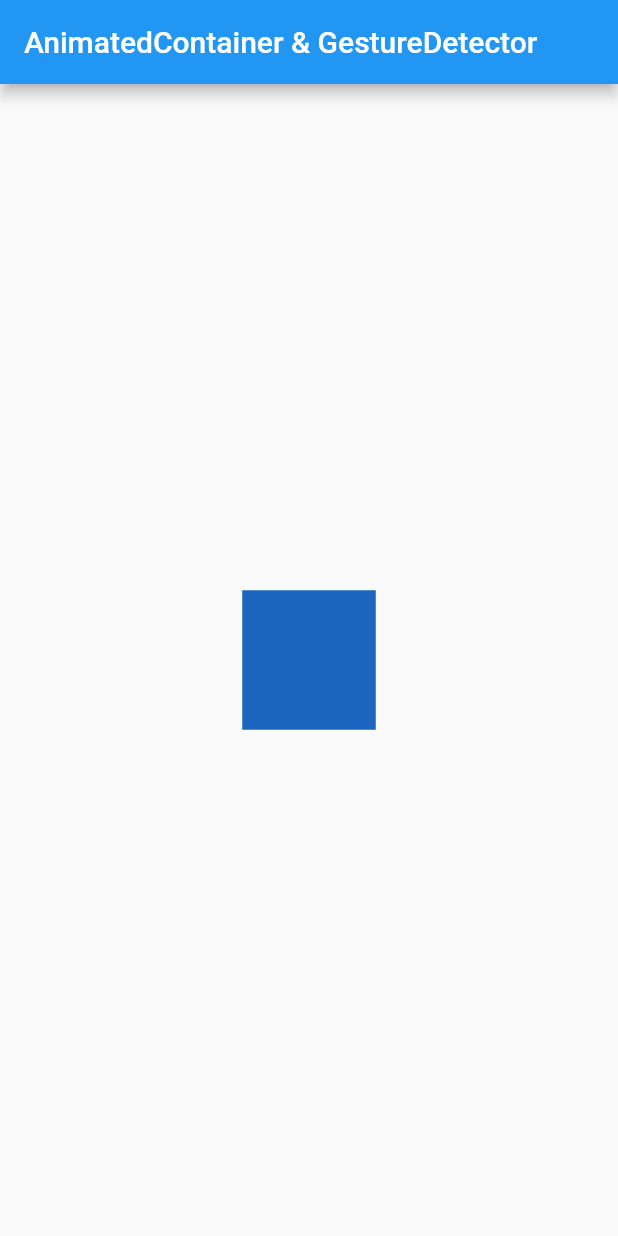
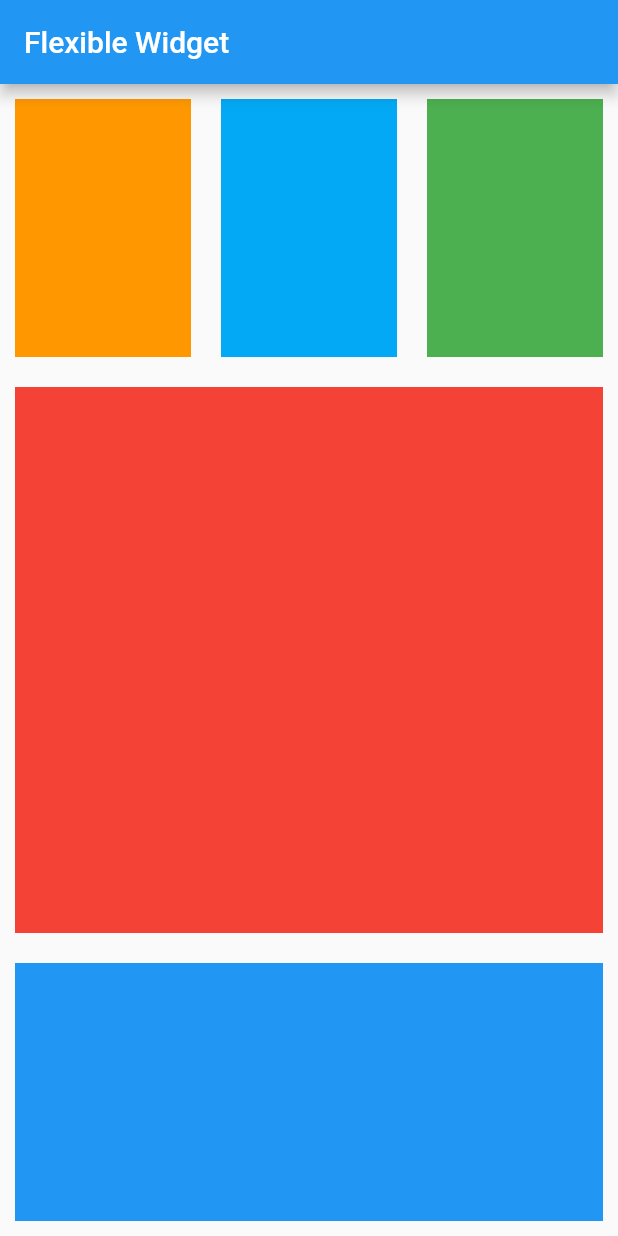
Before and after one commit to dikki-ap/flutter_basic, a Flutter app: the screen it shows after launch, on a phone screen of 412 x 824 dp. Run offline on Flutter 3.47's test engine with Material 2 defaults, Android fonts, the phone set to English and light mode, and no system bars.

Commit message:
12 - Flexible Widget

```diff
--- a/lib/main.dart
+++ b/lib/main.dart
@@ -1,50 +1,74 @@
 // ignore_for_file: prefer_const_constructors
-
-import 'dart:math';
-
 import 'package:flutter/material.dart';
 
 void main() {
   runApp(const MyApp());
 }
 
-class MyApp extends StatefulWidget {
+class MyApp extends StatelessWidget {
   const MyApp({super.key});
 
-  @override
-  State<MyApp> createState() => _MyAppState();
-}
+  /*
+    -- Flexible Widget --
+    So when u want to make a proportional size of Widget, u can use Flexible
+    u can set total size amount of Widget
+    For example in this case study, we make a Column that have 3 Container
+    - First one is 1/4 from Device Height
+    - Second one is 2/4 or (1/2) from Device Height
+    - Third one is 1/4 from Device Height
 
-class _MyAppState extends State<MyApp> {
-  Random random = Random(); // Make a Random Object from "dart:math"
+    So u can total it 1/4 + 2/4 + 1/4 = 4/4
+    total amount is 4, so u can input in into "flex" property on Flexible Widget
+  */
 
   @override
   Widget build(BuildContext context) {
     return MaterialApp(
       home: Scaffold(
-          appBar: AppBar(
-            title: Text('AnimatedContainer & GestureDetector'),
-          ),
-          body: Center(
-            // Wrap AnimatedContainer with GestureDetector to add onTap Function
-            // So when u tap the Container it will be generated Random size and color
-            child: GestureDetector(
-              onTap: () {
-                setState(() {});
-              },
-              child: AnimatedContainer(
-                duration: Duration(seconds: 1),
-                color: Color.fromARGB(
-                    255,
-                    random.nextInt(256),
-                    random.nextInt(256),
-                    random.nextInt(
-                        256)), // "nextInt()" make a random from 0 - max (0 is Inclusive and Max is Exclusive)
-                width: 50.0 + random.nextInt(101),
-                height: 50.0 + random.nextInt(101),
-              ),
-            ),
-          )),
+        appBar: AppBar(
+          title: Text('Flexible Widget'),
+        ),
+        body: Column(
+          children: [
+            Flexible(
+                flex: 1, // Make a part that has 1 Flex from total 4 Flex
+                child: Row(
+                  children: [
+                    Flexible(
+                        flex: 1,
+                        child: Container(
+                          margin: EdgeInsets.all(10),
+                          color: Colors.orange,
+                        )),
+                    Flexible(
+                        flex: 1,
+                        child: Container(
+                          margin: EdgeInsets.all(10),
+                          color: Colors.lightBlue,
+                        )),
+                    Flexible(
+                        flex: 1,
+                        child: Container(
+                          margin: EdgeInsets.all(10),
+                          color: Colors.green,
+                        )),
+                  ],
+                )),
+            Flexible(
+                flex: 2, // Make a part that has 2 Flex from total 4 Flex
+                child: Container(
+                  margin: EdgeInsets.all(10),
+                  color: Colors.red,
+                )),
+            Flexible(
+                flex: 1, // Make a part that has 1 Flex from total 4 Flex
+                child: Container(
+                  margin: EdgeInsets.all(10),
+                  color: Colors.blue,
+                )),
+          ],
+        ),
+      ),
     );
   }
 }
```
